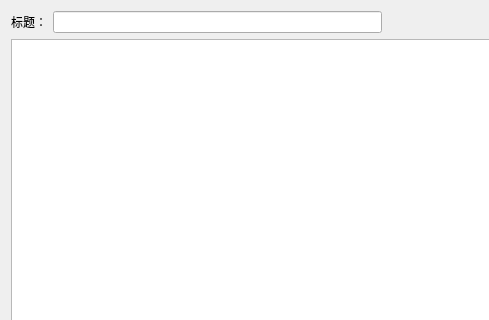
Before: the Qt Designer form LxDairy/src/module_collection/collection_jokebook/JokeEditor.ui in leishengxie/FengZhiHong, drawn with Qt 5; both pictures show x 0 to 489 and y 0 to 320 of the 823 by 532 pixel window.
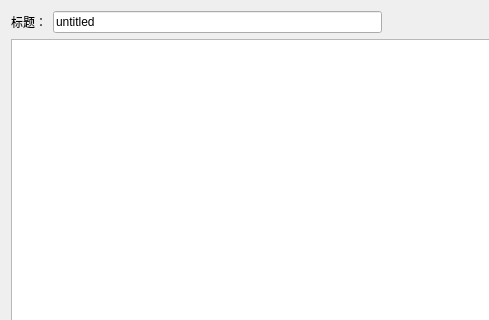
After: the same form once the commit is applied.

Diff of the .ui file:
```diff
--- a/LxDairy/src/module_collection/collection_jokebook/JokeEditor.ui
+++ b/LxDairy/src/module_collection/collection_jokebook/JokeEditor.ui
@@ -24,7 +24,11 @@
       </widget>
      </item>
      <item>
-      <widget class="QLineEdit" name="leTitle"/>
+      <widget class="QLineEdit" name="leTitle">
+       <property name="text">
+        <string>untitled</string>
+       </property>
+      </widget>
      </item>
      <item>
       <spacer name="horizontalSpacer">
```
